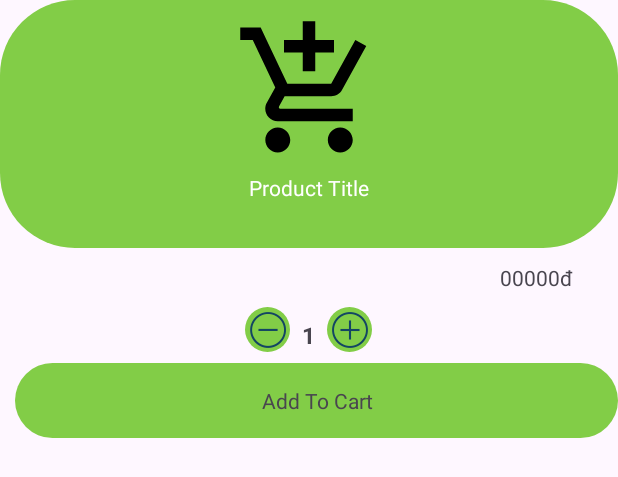
After one commit to nghphngan115/MobileCommerceProject01, an Android app: the layout activity_pop_up.xml on its own in the app's theme, with its tools: preview values and no code run, on a phone screen of 412 x 824 dp. The commit adds this screen. Shown: the top 477 px of the screen. Run offline under Robolectric (Android 15) with nearby library versions, the phone set to English and light mode, and no system bars.

Commit message:
Merge remote-tracking branch 'origin/An_Nhien_blog_cart_new_version_15_04' into An_Nhien_blog_cart_new_version_15_04

```diff
--- a/app/src/main/AndroidManifest.xml
+++ b/app/src/main/AndroidManifest.xml
@@ -20,6 +20,12 @@
         android:theme="@style/Theme.MobileCommerceProject01"
         android:usesCleartextTraffic="true"
         tools:targetApi="31">
+        <activity
+            android:name=".java.PopUpActivity"
+            android:exported="false" />
+        <activity
+            android:name=".java.UserInformationActivity"
+            android:exported="true" />
         <activity
             android:name=".java.ProductDetailActivity"
             android:exported="false" />
--- a/app/src/main/java/com/group01/plantique/java/ProductListActivity.java
+++ b/app/src/main/java/com/group01/plantique/java/ProductListActivity.java
@@ -117,7 +117,7 @@ public class ProductListActivity extends AppCompatActivity {
             view.findViewById(R.id.constraintLayoutAddToCart).setOnClickListener(new View.OnClickListener() {
                 @Override
                 public void onClick(View v) {
-                    openCartActivity(product);
+                    openPopUpActivity(product);
                 }
             });
         }
@@ -129,9 +129,9 @@ public class ProductListActivity extends AppCompatActivity {
             context.startActivity(intent);
         }
 
-        private void openCartActivity(Product product) {
+        private void openPopUpActivity(Product product) {
             Context context = view.getContext();
-            Intent intent = new Intent(context, CartActivity.class);
+            Intent intent = new Intent(context, PopUpActivity.class);
             // Truyền thông tin sản phẩm cần thêm vào giỏ hàng nếu cần
             intent.putExtra("productId", product.getProductId());
             intent.putExtra("productName", product.getProductName());
--- /dev/null
+++ b/app/src/main/res/layout/activity_pop_up.xml
@@ -0,0 +1,115 @@
+<?xml version="1.0" encoding="utf-8"?>
+<LinearLayout
+    xmlns:android="http://schemas.android.com/apk/res/android"
+    android:layout_width="match_parent"
+    android:layout_height="match_parent"
+    xmlns:app="http://schemas.android.com/apk/res-auto"
+    android:orientation="vertical">
+
+    <RelativeLayout
+        android:layout_width="match_parent"
+        android:layout_height="165dp"
+        android:background="@drawable/button_fullgreen">
+
+        <ImageView
+            android:id="@+id/productIv"
+            android:layout_width="100dp"
+            android:layout_height="100dp"
+            android:layout_centerHorizontal="true"
+            android:layout_marginTop="10dp"
+            android:src="@drawable/ic_shopping_cart" />
+
+        <TextView
+            android:id="@+id/productTitleTv"
+            android:layout_width="wrap_content"
+            android:layout_height="wrap_content"
+            android:layout_below="@id/productIv"
+            android:layout_centerHorizontal="true"
+            android:layout_marginTop="5dp"
+            android:text="Product Title"
+            android:textColor="@color/white" />
+
+
+    </RelativeLayout>
+    <RelativeLayout
+        android:layout_width="match_parent"
+        android:layout_height="wrap_content"
+        android:layout_marginStart="10dp"
+        android:layout_marginEnd="10dp">
+
+        <RelativeLayout
+            android:layout_width="match_parent"
+            android:layout_height="wrap_content"
+            android:layout_marginStart="10dp"
+            android:layout_marginEnd="10dp">
+
+            <TextView
+                android:id="@+id/finalPriceTv"
+                android:layout_width="wrap_content"
+                android:layout_height="wrap_content"
+                android:padding="10dp"
+                android:textAlignment="textStart"
+                android:layout_alignParentEnd="true"
+                android:text="00000đ" />
+        </RelativeLayout>
+
+    </RelativeLayout>
+
+    <LinearLayout
+        android:id="@+id/layoutQuantity"
+        android:layout_width="match_parent"
+        android:layout_height="wrap_content"
+        android:layout_marginStart="10dp"
+        android:layout_marginEnd="10dp"
+        android:gravity="center_horizontal"
+        android:orientation="horizontal">
+
+        <ImageButton
+            android:id="@+id/btnMinus"
+            android:layout_width="30dp"
+            android:layout_height="30dp"
+            android:background="@drawable/button_circle_fullgreen"
+            android:contentDescription="Minus"
+            android:gravity="center_vertical"
+            android:src="@mipmap/ic_minus"/>
+
+        <TextView
+            android:id="@+id/productQuantityTv"
+            android:layout_width="wrap_content"
+            android:layout_height="wrap_content"
+            android:padding="8dp"
+            android:text="1"
+            android:textSize="15sp"
+            android:textStyle="bold" />
+
+        <ImageButton
+            android:id="@+id/btnPlus"
+            android:layout_width="30dp"
+            android:layout_height="30dp"
+            android:background="@drawable/button_circle_fullgreen"
+            android:contentDescription="Plus"
+            android:gravity="center_vertical"
+            android:src="@mipmap/ic_plus" />
+
+    </LinearLayout>
+
+    <androidx.constraintlayout.widget.ConstraintLayout
+        android:id="@+id/btnAddToCart"
+        android:layout_width="match_parent"
+        android:layout_height="50dp"
+        android:layout_marginLeft="10dp"
+        android:background="@drawable/button_fullgreen">
+
+        <TextView
+            android:id="@+id/addToCartTv"
+            android:layout_width="wrap_content"
+            android:layout_height="wrap_content"
+            android:text="Add To Cart"
+            android:textAlignment="center"
+            app:layout_constraintBottom_toBottomOf="parent"
+            app:layout_constraintEnd_toEndOf="parent"
+            app:layout_constraintStart_toStartOf="parent"
+            app:layout_constraintTop_toTopOf="parent" />
+    </androidx.constraintlayout.widget.ConstraintLayout>
+
+</LinearLayout>
```
Also changed, not shown: app/src/main/java/com/group01/plantique/java/PopUpActivity.java (added, +87 -0 lines), app/src/main/res/mipmap-hdpi/ic_minus.png (added), app/src/main/res/mipmap-hdpi/ic_plus.png (added).
